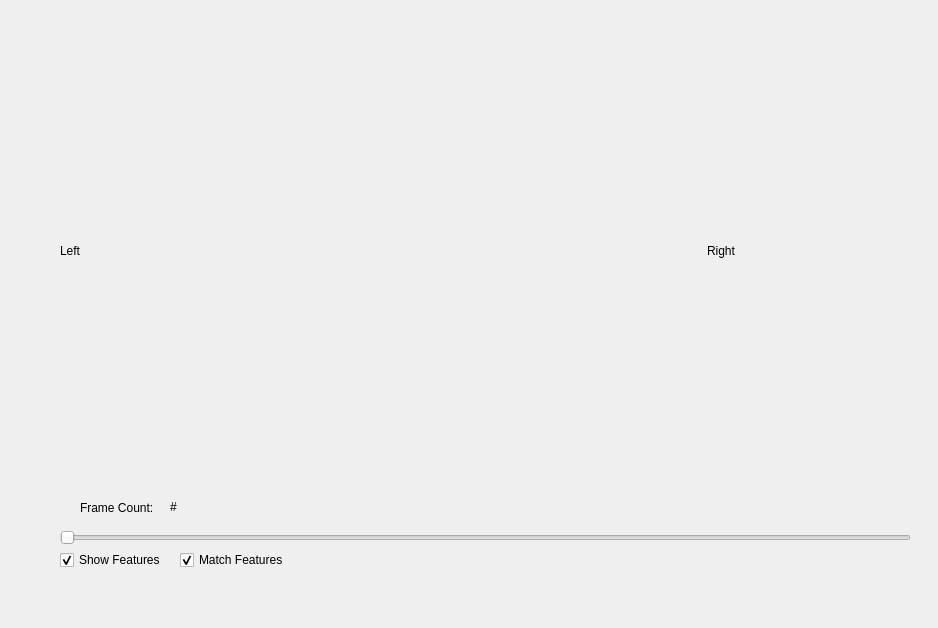
The window that cpp/car-gui/stereo_window.ui (berickson/car) describes before a commit, drawn with Qt 5.
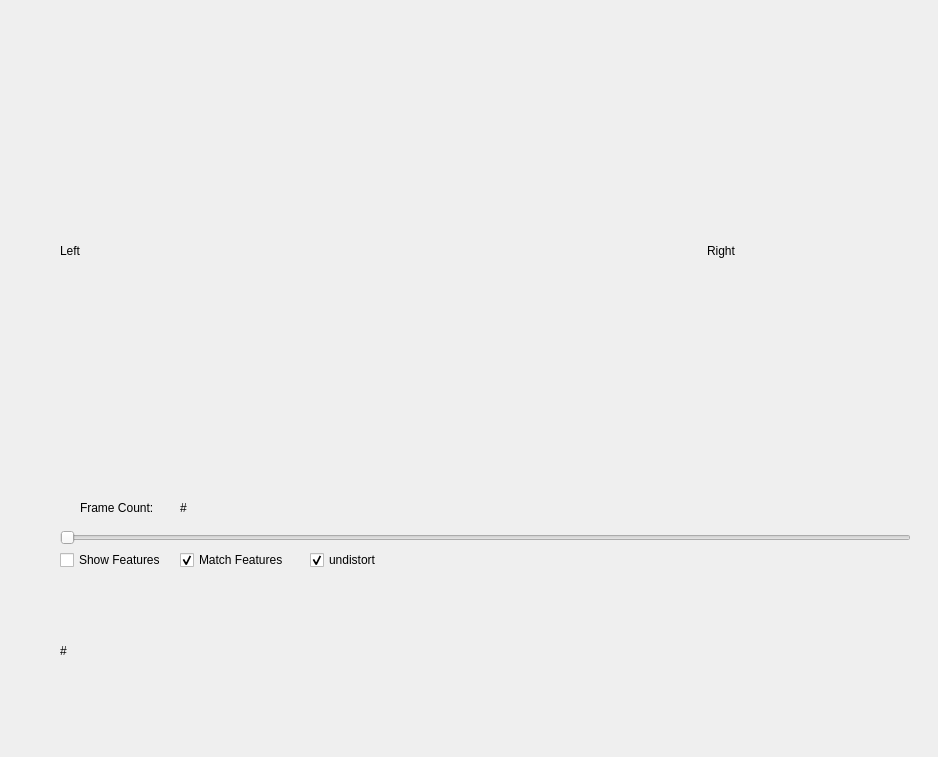
The same window after the commit.

Commit message: calibrated 2nd stereo camera

```diff
--- a/cpp/car-gui/stereo_window.ui
+++ b/cpp/car-gui/stereo_window.ui
@@ -7,7 +7,7 @@
     <x>0</x>
     <y>0</y>
     <width>938</width>
-    <height>628</height>
+    <height>757</height>
    </rect>
   </property>
   <property name="baseSize">
@@ -35,10 +35,10 @@
   <widget class="QLabel" name="frame_count">
    <property name="geometry">
     <rect>
-     <x>170</x>
+     <x>180</x>
      <y>500</y>
-     <width>59</width>
-     <height>14</height>
+     <width>51</width>
+     <height>16</height>
     </rect>
    </property>
    <property name="text">
@@ -115,7 +115,7 @@
     <string>Show Features</string>
    </property>
    <property name="checked">
-    <bool>true</bool>
+    <bool>false</bool>
    </property>
   </widget>
   <widget class="QCheckBox" name="match_features_checkbox">
@@ -123,7 +123,7 @@
     <rect>
      <x>180</x>
      <y>550</y>
-     <width>121</width>
+     <width>131</width>
      <height>20</height>
     </rect>
    </property>
@@ -134,6 +134,35 @@
     <bool>true</bool>
    </property>
   </widget>
+  <widget class="QCheckBox" name="undistort_checkbox">
+   <property name="geometry">
+    <rect>
+     <x>310</x>
+     <y>550</y>
+     <width>121</width>
+     <height>20</height>
+    </rect>
+   </property>
+   <property name="text">
+    <string>undistort</string>
+   </property>
+   <property name="checked">
+    <bool>true</bool>
+   </property>
+  </widget>
+  <widget class="QLabel" name="log_output">
+   <property name="geometry">
+    <rect>
+     <x>60</x>
+     <y>580</y>
+     <width>751</width>
+     <height>141</height>
+    </rect>
+   </property>
+   <property name="text">
+    <string>#</string>
+   </property>
+  </widget>
   <zorder>layoutWidget</zorder>
   <zorder>frame_count_label</zorder>
   <zorder>frame_count</zorder>
```
Left out of the diff: 2 changed lines with no effect on the pictures. The commit also changes 596 other files.
